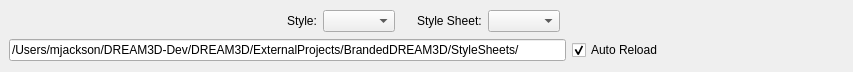
BlueQuartzSoftware/SIMPLView, file Source/SIMPLView/UI_Files/StyleSheetEditor.ui: the form before one commit.
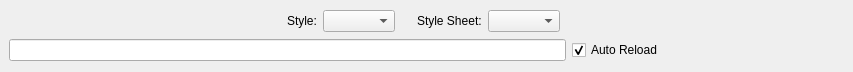
The form after the commit.

Commit message: Moving icons/fonts/style sheet resources to adhere to a sane naming convention

Diff of the .ui file:
```diff
--- a/Source/SIMPLView/UI_Files/StyleSheetEditor.ui
+++ b/Source/SIMPLView/UI_Files/StyleSheetEditor.ui
@@ -123,7 +123,7 @@
    <item row="1" column="0" colspan="7">
     <widget class="QLineEdit" name="qssFilePath">
      <property name="text">
-      <string>/Users/mjackson/DREAM3D-Dev/DREAM3D/ExternalProjects/BrandedDREAM3D/StyleSheets/</string>
+      <string/>
      </property>
     </widget>
    </item>
```
The commit also changes 5 other files.
